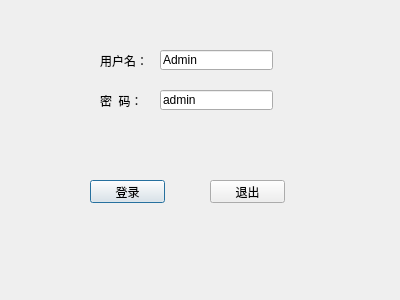
Above: Hqsw/logindialog.ui from hqtecheptech/MagicPill before the change. Below: the same form after it.
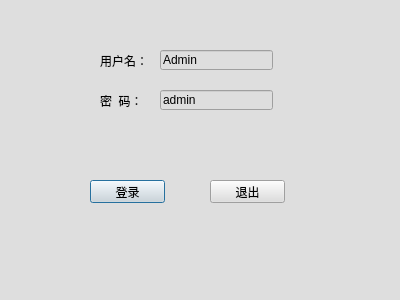
That is the form after the change.

What changed in the file:
```diff
--- a/Hqsw/logindialog.ui
+++ b/Hqsw/logindialog.ui
@@ -13,6 +13,15 @@
   <property name="windowTitle">
    <string>Dialog</string>
   </property>
+  <property name="autoFillBackground">
+   <bool>false</bool>
+  </property>
+  <property name="styleSheet">
+   <string notr="true">background-color: rgb(222, 222, 222);</string>
+  </property>
+  <property name="modal">
+   <bool>false</bool>
+  </property>
   <widget class="QLabel" name="label">
    <property name="geometry">
     <rect>
```
